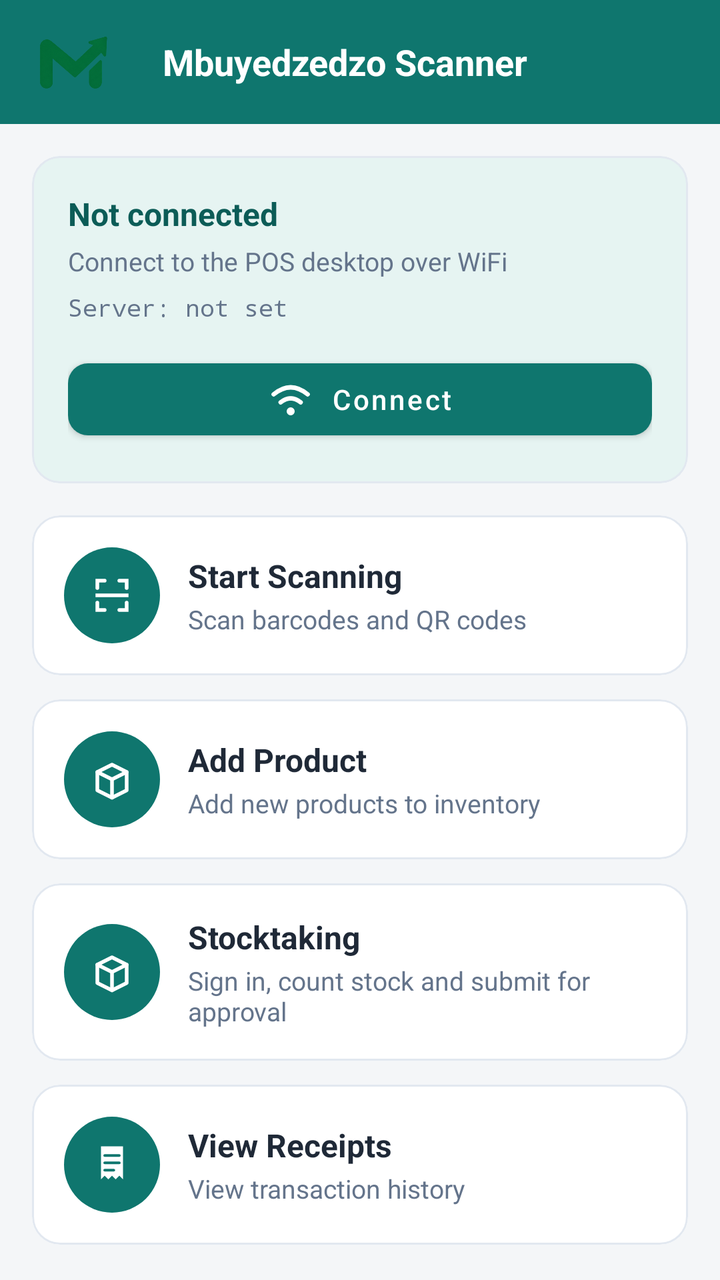
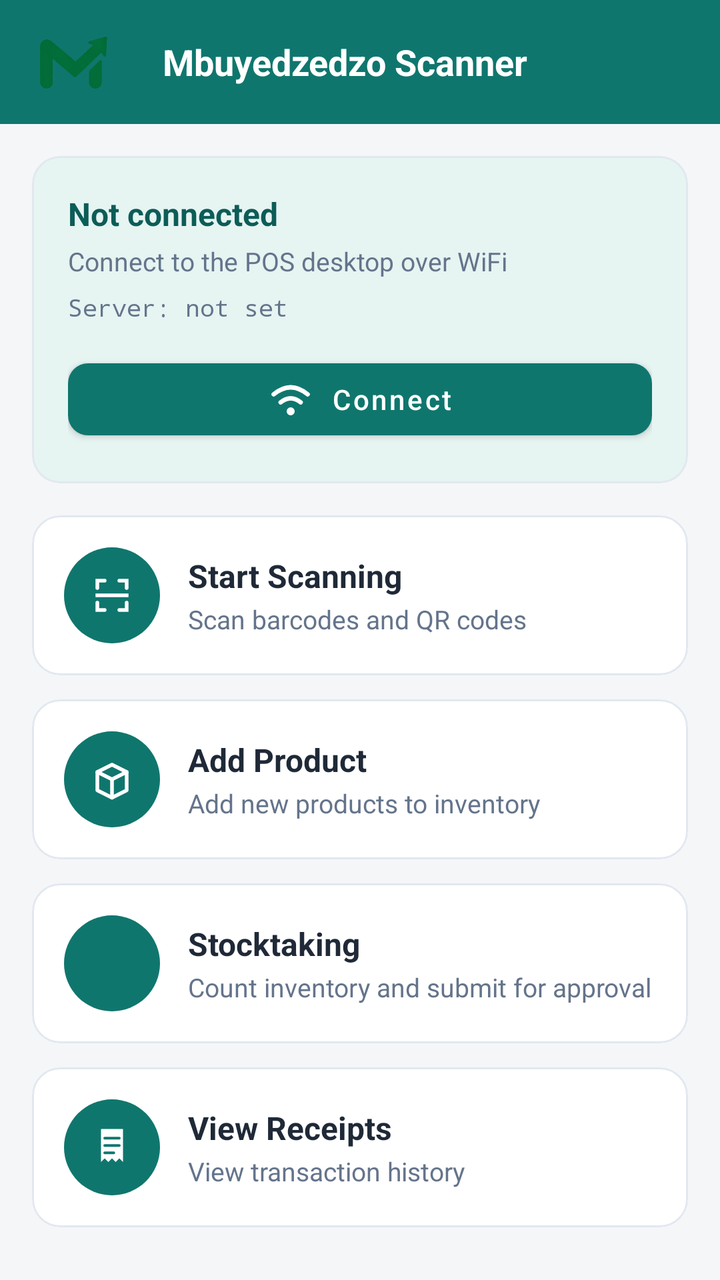

The first picture is an Android layout as it rendered before a commit; the second is the same layout after the commit. The layout source and the unified diff follow.
<!-- AndroidManifest.xml: application theme Theme.POSScanner -->
<!-- res/layout/activity_main.xml -->
<?xml version="1.0" encoding="utf-8"?>
<LinearLayout xmlns:android="http://schemas.android.com/apk/res/android"
    xmlns:app="http://schemas.android.com/apk/res-auto"
    android:layout_width="match_parent"
    android:layout_height="match_parent"
    android:orientation="vertical"
    android:background="@color/bg">

    
    <LinearLayout
        android:layout_width="match_parent"
        android:layout_height="wrap_content"
        android:orientation="horizontal"
        android:gravity="center_vertical"
        android:background="@color/brand_primary"
        android:paddingHorizontal="20dp"
        android:paddingVertical="16dp">

        <ImageView
            android:layout_width="wrap_content"
            android:layout_height="30dp"
            android:adjustViewBounds="true"
            android:src="@drawable/logo_mark"
            android:contentDescription="@string/app_name" />

        <TextView
            android:layout_width="wrap_content"
            android:layout_height="wrap_content"
            android:layout_marginStart="10dp"
            android:text="@string/app_name"
            android:textSize="18sp"
            android:textStyle="bold"
            android:textColor="@color/white" />
    </LinearLayout>

    <ScrollView
        android:layout_width="match_parent"
        android:layout_height="0dp"
        android:layout_weight="1"
        android:fillViewport="true">

        <LinearLayout
            android:layout_width="match_parent"
            android:layout_height="wrap_content"
            android:orientation="vertical"
            android:padding="16dp">

            
            <com.google.android.material.card.MaterialCardView
                android:id="@+id/connectionCard"
                android:layout_width="match_parent"
                android:layout_height="wrap_content"
                android:layout_marginBottom="16dp"
                app:cardCornerRadius="14dp"
                app:cardElevation="0dp"
                app:strokeColor="@color/border"
                app:strokeWidth="1dp"
                app:cardBackgroundColor="@color/brand_primary_light">

                <LinearLayout
                    android:layout_width="match_parent"
                    android:layout_height="wrap_content"
                    android:orientation="vertical"
                    android:padding="18dp">

                    <TextView
                        android:id="@+id/connectionStatus"
                        android:layout_width="wrap_content"
                        android:layout_height="wrap_content"
                        android:text="Not connected"
                        android:textSize="16sp"
                        android:textStyle="bold"
                        android:textColor="@color/brand_primary_dark" />

                    <TextView
                        android:id="@+id/statusText"
                        android:layout_width="wrap_content"
                        android:layout_height="wrap_content"
                        android:layout_marginTop="4dp"
                        android:text="Connect to the POS desktop over WiFi"
                        android:textSize="13sp"
                        android:textColor="@color/muted" />

                    <TextView
                        android:id="@+id/serverIPText"
                        android:layout_width="wrap_content"
                        android:layout_height="wrap_content"
                        android:layout_marginTop="6dp"
                        android:text="Server: not set"
                        android:textSize="12sp"
                        android:textColor="@color/muted"
                        android:fontFamily="monospace" />

                    <com.google.android.material.button.MaterialButton
                        android:id="@+id/connectButton"
                        android:layout_width="match_parent"
                        android:layout_height="wrap_content"
                        android:layout_marginTop="14dp"
                        android:text="Connect"
                        android:textAllCaps="false"
                        android:textColor="@color/white"
                        app:icon="@drawable/ic_wifi"
                        app:iconGravity="textStart"
                        app:iconTint="@color/white"
                        app:cornerRadius="10dp"
                        app:backgroundTint="@color/brand_primary" />
                </LinearLayout>
            </com.google.android.material.card.MaterialCardView>

            
            <com.google.android.material.card.MaterialCardView
                android:id="@+id/scanButton"
                style="@style/ActionRow"
                android:layout_width="match_parent"
                android:layout_height="wrap_content"
                android:layout_marginBottom="12dp"
                android:clickable="true"
                android:focusable="true"
                android:foreground="?attr/selectableItemBackground">

                <LinearLayout
                    android:layout_width="match_parent"
                    android:layout_height="wrap_content"
                    android:orientation="horizontal"
                    android:gravity="center_vertical"
                    android:padding="16dp">

                    <FrameLayout
                        android:layout_width="48dp"
                        android:layout_height="48dp"
                        android:background="@drawable/bg_icon_chip">

                        <ImageView
                            android:layout_width="22dp"
                            android:layout_height="22dp"
                            android:layout_gravity="center"
                            android:src="@drawable/ic_scan"
                            android:contentDescription="@null" />
                    </FrameLayout>

                    <LinearLayout
                        android:layout_width="0dp"
                        android:layout_height="wrap_content"
                        android:layout_weight="1"
                        android:layout_marginStart="14dp"
                        android:orientation="vertical">

                        <TextView
                            android:layout_width="wrap_content"
                            android:layout_height="wrap_content"
                            android:text="@string/scan_button"
                            android:textSize="16sp"
                            android:textStyle="bold"
                            android:textColor="@color/ink" />

                        <TextView
                            android:layout_width="wrap_content"
                            android:layout_height="wrap_content"
                            android:layout_marginTop="2dp"
                            android:text="Scan barcodes and QR codes"
                            android:textSize="13sp"
                            android:textColor="@color/muted" />
                    </LinearLayout>
                </LinearLayout>
            </com.google.android.material.card.MaterialCardView>

            
            <com.google.android.material.card.MaterialCardView
                android:id="@+id/addProductButton"
                style="@style/ActionRow"
                android:layout_width="match_parent"
                android:layout_height="wrap_content"
                android:layout_marginBottom="12dp"
                android:clickable="true"
                android:focusable="true"
                android:foreground="?attr/selectableItemBackground">

                <LinearLayout
                    android:layout_width="match_parent"
                    android:layout_height="wrap_content"
                    android:orientation="horizontal"
                    android:gravity="center_vertical"
                    android:padding="16dp">

                    <FrameLayout
                        android:layout_width="48dp"
                        android:layout_height="48dp"
                        android:background="@drawable/bg_icon_chip">

                        <ImageView
                            android:layout_width="22dp"
                            android:layout_height="22dp"
                            android:layout_gravity="center"
                            android:src="@drawable/ic_inventory"
                            android:contentDescription="@null" />
                    </FrameLayout>

                    <LinearLayout
                        android:layout_width="0dp"
                        android:layout_height="wrap_content"
                        android:layout_weight="1"
                        android:layout_marginStart="14dp"
                        android:orientation="vertical">

                        <TextView
                            android:layout_width="wrap_content"
                            android:layout_height="wrap_content"
                            android:text="Add Product"
                            android:textSize="16sp"
                            android:textStyle="bold"
                            android:textColor="@color/ink" />

                        <TextView
                            android:layout_width="wrap_content"
                            android:layout_height="wrap_content"
                            android:layout_marginTop="2dp"
                            android:text="Add new products to inventory"
                            android:textSize="13sp"
                            android:textColor="@color/muted" />
                    </LinearLayout>
                </LinearLayout>
            </com.google.android.material.card.MaterialCardView>

            <com.google.android.material.card.MaterialCardView
                android:id="@+id/stocktakeButton" style="@style/ActionRow"
                android:layout_width="match_parent" android:layout_height="wrap_content"
                android:layout_marginBottom="12dp" android:clickable="true" android:focusable="true"
                android:foreground="?attr/selectableItemBackground">
                <LinearLayout android:layout_width="match_parent" android:layout_height="wrap_content"
                    android:orientation="horizontal" android:gravity="center_vertical" android:padding="16dp">
                    <FrameLayout android:layout_width="48dp" android:layout_height="48dp" android:background="@drawable/bg_icon_chip">
                        <ImageView android:layout_width="22dp" android:layout_height="22dp" android:layout_gravity="center"
                            android:src="@drawable/ic_inventory" android:contentDescription="@null" />
                    </FrameLayout>
                    <LinearLayout android:layout_width="0dp" android:layout_height="wrap_content" android:layout_weight="1"
                        android:layout_marginStart="14dp" android:orientation="vertical">
                        <TextView android:layout_width="wrap_content" android:layout_height="wrap_content"
                            android:text="@string/stocktaking" android:textSize="16sp" android:textStyle="bold" android:textColor="@color/ink" />
                        <TextView android:layout_width="wrap_content" android:layout_height="wrap_content" android:layout_marginTop="2dp"
                            android:text="@string/stocktake_home_hint" android:textSize="13sp" android:textColor="@color/muted" />
                    </LinearLayout>
                </LinearLayout>
            </com.google.android.material.card.MaterialCardView>

            
            <com.google.android.material.card.MaterialCardView
                android:id="@+id/viewReceiptsButton"
                style="@style/ActionRow"
                android:layout_width="match_parent"
                android:layout_height="wrap_content"
                android:clickable="true"
                android:focusable="true"
                android:foreground="?attr/selectableItemBackground">

                <LinearLayout
                    android:layout_width="match_parent"
                    android:layout_height="wrap_content"
                    android:orientation="horizontal"
                    android:gravity="center_vertical"
                    android:padding="16dp">

                    <FrameLayout
                        android:layout_width="48dp"
                        android:layout_height="48dp"
                        android:background="@drawable/bg_icon_chip">

                        <ImageView
                            android:layout_width="22dp"
                            android:layout_height="22dp"
                            android:layout_gravity="center"
                            android:src="@drawable/ic_receipt"
                            android:contentDescription="@null" />
                    </FrameLayout>

                    <LinearLayout
                        android:layout_width="0dp"
                        android:layout_height="wrap_content"
                        android:layout_weight="1"
                        android:layout_marginStart="14dp"
                        android:orientation="vertical">

                        <TextView
                            android:layout_width="wrap_content"
                            android:layout_height="wrap_content"
                            android:text="@string/view_receipts"
                            android:textSize="16sp"
                            android:textStyle="bold"
                            android:textColor="@color/ink" />

                        <TextView
                            android:layout_width="wrap_content"
                            android:layout_height="wrap_content"
                            android:layout_marginTop="2dp"
                            android:text="View transaction history"
                            android:textSize="13sp"
                            android:textColor="@color/muted" />
                    </LinearLayout>
                </LinearLayout>
            </com.google.android.material.card.MaterialCardView>

        </LinearLayout>
    </ScrollView>
</LinearLayout>
<!-- resources referenced by this layout -->
<resources>
  <color name="bg">#F4F6F8</color>
  <color name="border">#E2E8F0</color>
  <color name="brand_primary">#0F766E</color>
  <color name="brand_primary_dark">#0C5C57</color>
  <color name="brand_primary_light">#E6F4F2</color>
  <color name="ink">#1F2937</color>
  <color name="muted">#64748B</color>
  <color name="white">#FFFFFF</color>
  <!-- drawable bg_icon_chip (drawable) -->
  <?xml version="1.0" encoding="utf-8"?>
  <shape xmlns:android="http://schemas.android.com/apk/res/android"
      android:shape="oval">
      <solid android:color="@color/brand_primary" />
      <size android:width="48dp" android:height="48dp" />
  </shape>
  <!-- drawable ic_receipt (drawable) -->
  <vector xmlns:android="http://schemas.android.com/apk/res/android"
      android:width="24dp"
      android:height="24dp"
      android:viewportWidth="24"
      android:viewportHeight="24">
      <path
          android:fillColor="@android:color/white"
          android:pathData="M6,2 h12 v18 l-2,-2 -2,2 -2,-2 -2,2 -2,-2 -2,2 Z" />
      <path
          android:strokeColor="#0F766E"
          android:strokeWidth="1.4"
          android:strokeLineCap="round"
          android:fillColor="#00000000"
          android:pathData="M8,7 h8 M8,11 h8 M8,15 h5" />
  </vector>
  <!-- drawable ic_scan (drawable) -->
  <vector xmlns:android="http://schemas.android.com/apk/res/android"
      android:width="24dp"
      android:height="24dp"
      android:viewportWidth="24"
      android:viewportHeight="24">
      <path
          android:strokeColor="@android:color/white"
          android:strokeWidth="2"
          android:strokeLineCap="round"
          android:fillColor="#00000000"
          android:pathData="M4,8 L4,4 L8,4 M16,4 L20,4 L20,8 M20,16 L20,20 L16,20 M8,20 L4,20 L4,16" />
      <path
          android:fillColor="@android:color/white"
          android:pathData="M3,11 h18 v2 h-18 z" />
  </vector>
  <string name="app_name">Mbuyedzedzo Scanner</string>
  <string name="scan_button">Start Scanning</string>
  <string name="stocktake_home_hint">Sign in, count stock and submit for approval</string>
  <string name="stocktaking">Stocktaking</string>
  <string name="view_receipts">View Receipts</string>
  <style name="ActionRow" parent="Widget.MaterialComponents.CardView">
          <item name="cardCornerRadius">14dp</item>
          <item name="cardElevation">0dp</item>
          <item name="strokeColor">@color/border</item>
          <item name="strokeWidth">1dp</item>
          <item name="cardBackgroundColor">@color/surface</item>
      </style>
  <style name="Theme.POSScanner" parent="Theme.MaterialComponents.Light.NoActionBar">
          <item name="colorPrimary">@color/brand_primary</item>
          <item name="colorPrimaryDark">@color/brand_primary_dark</item>
          <item name="colorAccent">@color/brand_primary</item>
          <item name="colorOnPrimary">@color/white</item>
          <item name="android:statusBarColor">@color/brand_primary_dark</item>
          <item name="android:windowBackground">@color/bg</item>
      </style>
  <color name="surface">#FFFFFF</color>
  <!-- unchanged entries left out for length: 3 -->
</resources>

<!-- the commit's change to res/layout/activity_main.xml (unified diff, before → after) -->
@@ -33,6 +33,7 @@
             android:textColor="@color/white" />
     </LinearLayout>
 
+    <com.google.android.material.button.MaterialButton android:id="@+id/signOutButton" style="@style/Widget.MaterialComponents.Button.OutlinedButton" android:layout_width="match_parent" android:layout_height="wrap_content" android:layout_marginHorizontal="20dp" android:minHeight="48dp" android:text="Sign out" android:visibility="gone" />
     <ScrollView
         android:layout_width="match_parent"
         android:layout_height="0dp"
@@ -230,7 +231,7 @@
                     android:orientation="horizontal" android:gravity="center_vertical" android:padding="16dp">
                     <FrameLayout android:layout_width="48dp" android:layout_height="48dp" android:background="@drawable/bg_icon_chip">
                         <ImageView android:layout_width="22dp" android:layout_height="22dp" android:layout_gravity="center"
-                            android:src="@drawable/ic_inventory" android:contentDescription="@null" />
+                            android:src="@drawable/ic_stocktaking" android:contentDescription="@null" />
                     </FrameLayout>
                     <LinearLayout android:layout_width="0dp" android:layout_height="wrap_content" android:layout_weight="1"
                         android:layout_marginStart="14dp" android:orientation="vertical">
<!-- resource entries referenced after the edit -->
@@ -47,9 +47,14 @@
           android:fillColor="@android:color/white"
           android:pathData="M3,11 h18 v2 h-18 z" />
   </vector>
+  <!-- drawable ic_stocktaking (drawable) -->
+  <vector xmlns:android="http://schemas.android.com/apk/res/android" android:width="24dp" android:height="24dp" android:viewportWidth="24" android:viewportHeight="24">
+      <path android:fillColor="@android:color/transparent" android:strokeColor="@color/brand_primary" android:strokeWidth="1.7" android:strokeLineJoin="round" android:strokeLineCap="round"
+          android:pathData="M8,4 L5,4 L5,22 L19,22 L19,4 L16,4 M8,2 L16,2 L16,6 L8,6 Z M8,10 L9,11 L11,9 M13,10 L16,10 M8,15 L9,16 L11,14 M13,15 L16,15"/>
+  </vector>
   <string name="app_name">Mbuyedzedzo Scanner</string>
   <string name="scan_button">Start Scanning</string>
-  <string name="stocktake_home_hint">Sign in, count stock and submit for approval</string>
+  <string name="stocktake_home_hint">Count inventory and submit for approval</string>
   <string name="stocktaking">Stocktaking</string>
   <string name="view_receipts">View Receipts</string>
   <style name="ActionRow" parent="Widget.MaterialComponents.CardView">
@@ -64,6 +69,11 @@
           <item name="colorPrimaryDark">@color/brand_primary_dark</item>
           <item name="colorAccent">@color/brand_primary</item>
           <item name="colorOnPrimary">@color/white</item>
+          <item name="colorSecondary">@color/brand_primary</item>
+          <item name="colorSurface">@color/surface</item>
+          <item name="colorOnSurface">@color/ink</item>
+          <item name="android:textColorPrimary">@color/ink</item>
+          <item name="android:textColorSecondary">@color/muted</item>
           <item name="android:statusBarColor">@color/brand_primary_dark</item>
           <item name="android:windowBackground">@color/bg</item>
       </style>
